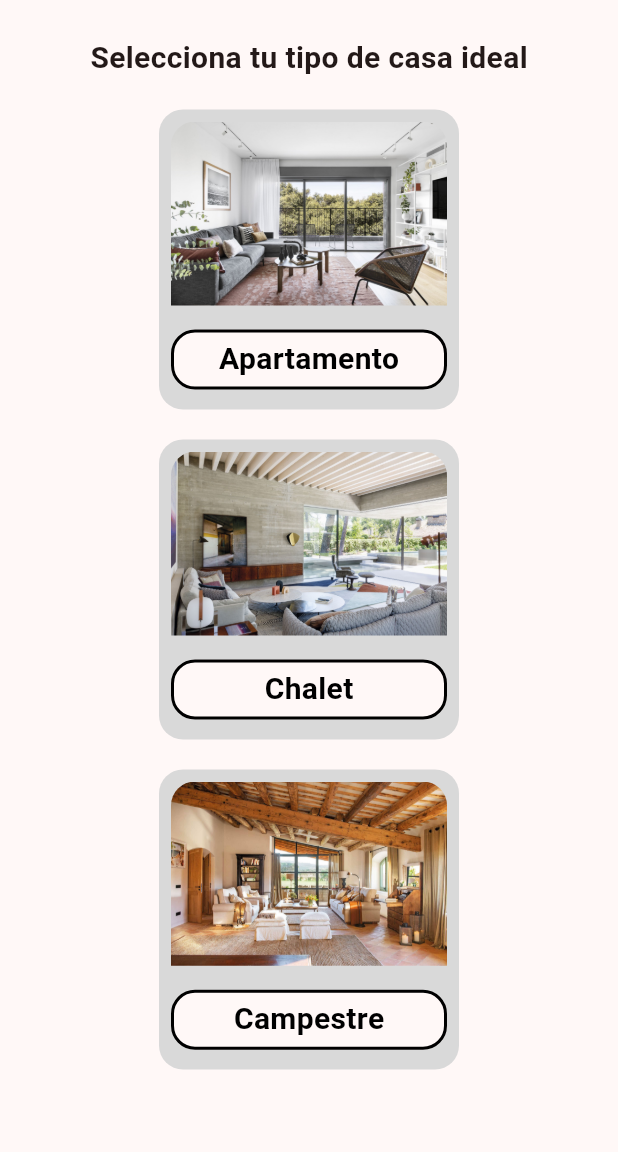
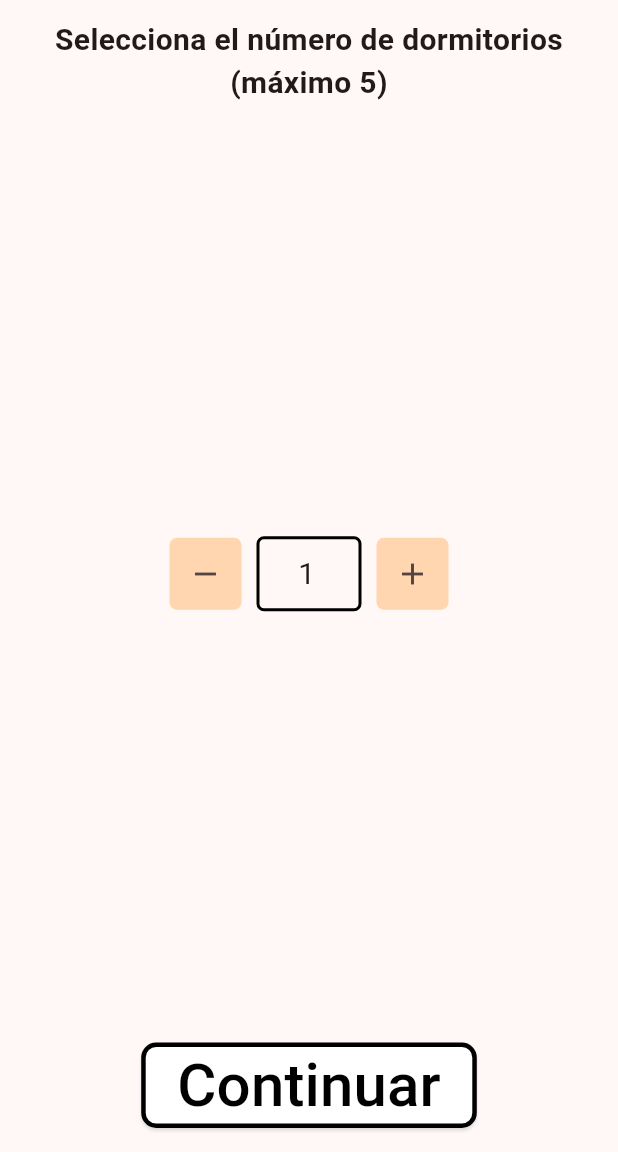
Before and after one commit to Alexrp02/practicasDS, a Flutter app: the SeleccionTipo screen opened directly, after a tap on "Apartamento", on a phone screen of 412 x 824 dp, the part 84-1236 px from its top. Run offline on Flutter 3.47's test engine with Material 3 defaults, Android fonts, the light colour scheme and no system bars.

Commit message:
Seleccion de tipo de dormitorios

```diff
--- a/p2/lib/componentes/button.dart
+++ b/p2/lib/componentes/button.dart
@@ -10,7 +10,7 @@ class CustomButton extends StatelessWidget {
       required this.text,
       required this.image});
 
-  final VoidCallback onPressed;
+  final Function(String) onPressed;
   final String text;
   final String image;
 
@@ -21,7 +21,7 @@ class CustomButton extends StatelessWidget {
       color: const Color(0xffd9d9d9),
       child: InkWell(
         borderRadius: const BorderRadius.all(Radius.circular(16)),
-        onTap: onPressed,
+        onTap: () => onPressed(text),
         child: SizedBox(
           width: 200,
           height: 200,
--- a/p2/lib/componentes/incrementar_button.dart
+++ b/p2/lib/componentes/incrementar_button.dart
@@ -13,7 +13,7 @@ class _IncrementarButtonState extends State<IncrementarButton> {
   @override
   void initState() {
     super.initState();
-    widget.controller.text = "0";
+    widget.controller.text = "1";
   }
 
   void incrementar() {
@@ -25,7 +25,7 @@ class _IncrementarButtonState extends State<IncrementarButton> {
 
   void decrementar() {
     final int valor = int.parse(widget.controller.text);
-    if (valor > 0) {
+    if (valor > 1) {
       widget.controller.text = (valor - 1).toString();
     }
   }
@@ -33,6 +33,7 @@ class _IncrementarButtonState extends State<IncrementarButton> {
   @override
   Widget build(BuildContext context) {
     return Row(
+      mainAxisAlignment: MainAxisAlignment.center,
       children: [
         Container(
           decoration: BoxDecoration(
--- /dev/null
+++ b/p2/lib/seleccion_dormitorios.dart
@@ -0,0 +1,78 @@
+import 'package:flutter/material.dart';
+import 'package:p2/componentes/header.dart';
+import 'package:p2/componentes/incrementar_button.dart';
+
+import 'modelo/CasaBuilder.dart';
+import 'seleccion_tipo_dormitorios.dart';
+
+class SeleccionDormitorios extends StatefulWidget {
+  final CasaBuilder casaBuilder;
+  TextEditingController numeroDormitoriosController = TextEditingController();
+  SeleccionDormitorios({super.key, required this.casaBuilder});
+  @override
+  _SeleccionDormitoriosState createState() => _SeleccionDormitoriosState();
+}
+
+class _SeleccionDormitoriosState extends State<SeleccionDormitorios> {
+  @override
+  void initState() {
+    super.initState();
+    widget.numeroDormitoriosController.text = "1";
+  }
+
+  @override
+  Widget build(BuildContext context) {
+    return Scaffold(
+      appBar: const Header(),
+      body: Center(
+        child: Column(
+          mainAxisAlignment: MainAxisAlignment.spaceBetween,
+          children: [
+            const Padding(
+              padding: EdgeInsets.only(top: 8.0),
+              child: Text(
+                "Selecciona el número de dormitorios (máximo 5)",
+                textAlign: TextAlign.center,
+                style: TextStyle(
+                  fontSize: 20,
+                  fontWeight: FontWeight.bold,
+                ),
+              ),
+            ),
+            IncrementarButton(controller: widget.numeroDormitoriosController),
+            Padding(
+              padding: const EdgeInsets.only(bottom: 16.0),
+              child: ElevatedButton(
+                style: ElevatedButton.styleFrom(
+                  shape: RoundedRectangleBorder(
+                    borderRadius: BorderRadius.circular(10),
+                  ),
+                  backgroundColor: Colors.white,
+                  shadowColor: Colors.white,
+                  surfaceTintColor: Colors.white,
+                  foregroundColor: Colors.black,
+                  side: const BorderSide(color: Colors.black, width: 3),
+                ),
+                onPressed: () => Navigator.push(
+                  context,
+                  MaterialPageRoute(
+                    builder: (context) => SeleccionTipoDormitorios(
+                        widget.casaBuilder,
+                        // int.parse(widget.numeroDormitoriosController.text),
+                        5),
+                  ),
+                ),
+                child: const Text(
+                  "Continuar",
+                  style: TextStyle(
+                    fontSize: 40,
+                  ),
+                ),
+              ),
+            ),
+          ],
+        ),
+      ),
+    );
+  }
+}
--- a/p2/lib/seleccion_tipo.dart
+++ b/p2/lib/seleccion_tipo.dart
@@ -3,6 +3,12 @@ import 'package:flutter/widgets.dart';
 import 'package:p2/componentes/button.dart';
 import 'package:p2/componentes/header.dart';
 import 'package:p2/componentes/incrementar_button.dart';
+import 'package:p2/modelo/ApartamentoBuilder.dart';
+import 'package:p2/modelo/CasaBuilder.dart';
+import 'package:p2/modelo/CasaDeCampo.dart';
+
+import 'modelo/ChaletBuilder.dart';
+import 'seleccion_dormitorios.dart';
 
 class SeleccionTipo extends StatefulWidget {
   const SeleccionTipo({super.key});
@@ -12,8 +18,28 @@ class SeleccionTipo extends StatefulWidget {
 }
 
 class _SeleccionTipoState extends State<SeleccionTipo> {
-  void _prueba() {
-    print("Prueba");
+  void _seleccionarTipo(String tipo) {
+    CasaBuilder casaBuilder;
+    switch (tipo) {
+      case 'Apartamento':
+        casaBuilder = ApartamentoBuilder();
+        break;
+      case 'Chalet':
+        casaBuilder = ChaletBuilder();
+        break;
+      case 'Campestre':
+        casaBuilder = CasaDeCampoBuilder();
+        break;
+      default:
+        casaBuilder = ApartamentoBuilder();
+        break;
+    }
+    Navigator.push(
+      context,
+      MaterialPageRoute(
+        builder: (context) => SeleccionDormitorios(casaBuilder: casaBuilder),
+      ),
+    );
   }
 
   @override
@@ -35,17 +61,17 @@ class _SeleccionTipoState extends State<SeleccionTipo> {
                 mainAxisAlignment: MainAxisAlignment.center,
                 children: [
                   CustomButton(
-                      onPressed: _prueba,
+                      onPressed: _seleccionarTipo,
                       text: "Apartamento",
                       image: "assets/apartamento.jpg"),
                   const SizedBox(height: 20),
                   CustomButton(
-                      onPressed: _prueba,
+                      onPressed: _seleccionarTipo,
                       text: "Chalet",
                       image: "assets/chalet.jpg"),
                   const SizedBox(height: 20),
                   CustomButton(
-                      onPressed: _prueba,
+                      onPressed: _seleccionarTipo,
                       text: "Campestre",
                       image: "assets/campestre.jpg"),
                 ],
```
Also changed, not shown: p2/lib/modelo/ApartamentoBuilder.dart (+7 -8 lines), p2/lib/seleccion_tipo_dormitorios.dart (added, +129 -0 lines).
